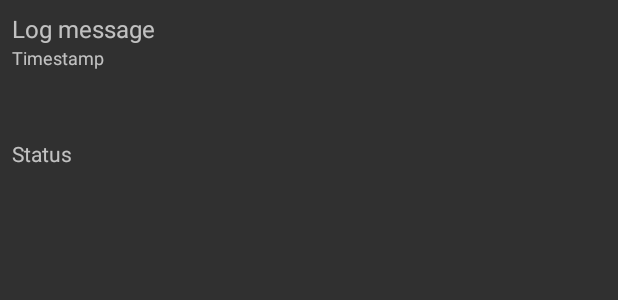
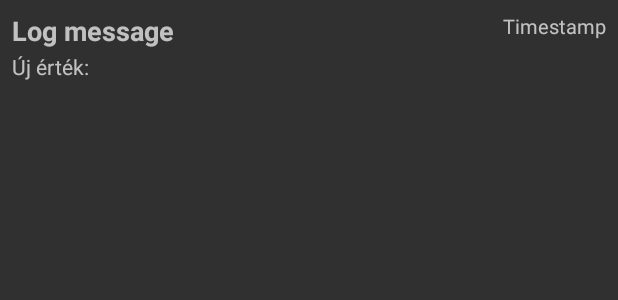
Before and after one commit to FarkasAdam-banki/DoDoListAndroid, an Android app: the layout item_log.xml on its own in the app's theme, with its tools: preview values and no code run, on a phone screen of 412 x 824 dp. Shown: the top 300 px of the screen. Run offline under Robolectric (Android 15) with nearby library versions, the phone set to English and light mode, and no system bars.

Commit message:
Feladat Log befejezése, hogy minden értéket kiirjon illetve kinézetbeli változtatások

```diff
--- a/app/src/main/res/layout/item_log.xml
+++ b/app/src/main/res/layout/item_log.xml
@@ -10,8 +10,9 @@
         android:id="@+id/logMessage"
         android:layout_width="0dp"
         android:layout_height="wrap_content"
+        android:textStyle="bold"
         android:text="Log message"
-        android:textSize="16sp"
+        android:textSize="18sp"
         app:layout_constraintStart_toStartOf="parent"
         app:layout_constraintEnd_toEndOf="parent"
         tools:ignore="MissingConstraints" />
@@ -21,25 +22,43 @@
         android:layout_width="wrap_content"
         android:layout_height="wrap_content"
         android:text="Timestamp"
-        android:textSize="12sp"
-        app:layout_constraintTop_toBottomOf="@id/logMessage"
+        android:textSize="13sp"
+        app:layout_constraintTop_toTopOf="@id/logMessage"
+        app:layout_constraintEnd_toEndOf="parent"/>
+
+    <TextView
+        android:id="@+id/newValue"
+        android:layout_width="300dp"
+        android:layout_height="wrap_content"
+        android:layout_marginTop="8dp"
+        android:text="Új érték:"
+        app:layout_constraintTop_toBottomOf="@id/logTimestamp"
         app:layout_constraintStart_toStartOf="parent"/>
 
     <ImageView
         android:id="@+id/colorCircle"
         android:layout_width="30dp"
         android:layout_height="30dp"
-        android:layout_marginTop="8dp"
-        app:layout_constraintTop_toBottomOf="@id/logTimestamp"
+        android:layout_marginTop="3dp"
+        app:layout_constraintTop_toBottomOf="@id/newValue"
+        app:layout_constraintStart_toStartOf="parent"/>
+    <TextView
+        android:id="@+id/logText"
+        android:layout_width="300dp"
+        android:layout_height="wrap_content"
+        android:layout_marginTop="3dp"
+        app:layout_constraintTop_toBottomOf="@id/newValue"
         app:layout_constraintStart_toStartOf="parent"/>
 
     <TextView
         android:id="@+id/statusBadge"
         android:layout_width="wrap_content"
         android:layout_height="wrap_content"
-        android:layout_marginTop="8dp"
-        android:text="Status"
+        android:textColor="@color/black"
+        android:layout_marginTop="3dp"
+        android:padding="5dp"
         android:textSize="14sp"
-        app:layout_constraintTop_toBottomOf="@id/colorCircle"
+        android:textStyle="bold"
+        app:layout_constraintTop_toBottomOf="@id/newValue"
         app:layout_constraintStart_toStartOf="parent"/>
 </androidx.constraintlayout.widget.ConstraintLayout>
```
Also changed, not shown: app/src/main/java/adapter/LogAdapter.kt (+23 -7 lines).
